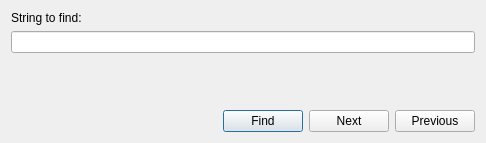
Before: the Qt Designer form qceplib-base/qcepfinddialog.ui in guyjennings/qceplib, drawn with Qt 5.
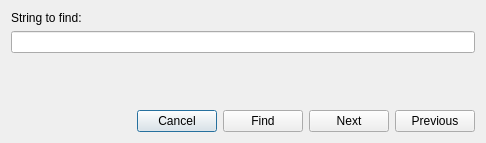
After: the same form once the commit is applied.

Commit message: Work on find command and dialog

Patch:
```diff
--- a/qceplib-base/qcepfinddialog.ui
+++ b/qceplib-base/qcepfinddialog.ui
@@ -52,6 +52,13 @@
        </property>
       </spacer>
      </item>
+     <item>
+      <widget class="QPushButton" name="m_CancelButton">
+       <property name="text">
+        <string>Cancel</string>
+       </property>
+      </widget>
+     </item>
      <item>
       <widget class="QPushButton" name="m_FindButton">
        <property name="text">
```
Left out of the diff: 2 changed lines with no effect on the pictures. The commit also changes 4 other files.
